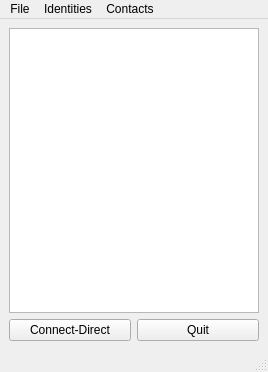
The window that ui/dchat.ui (berndhs/egalite) describes before a commit, drawn with Qt 5.
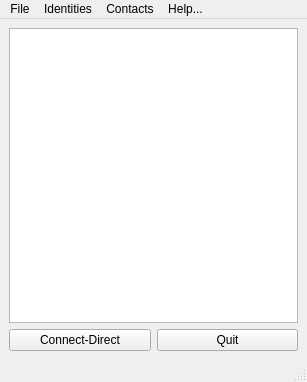
The same window after the commit. Icons and pictures are not drawn.

Commit message: added help, licence, credits, version

Diff of the .ui file:
```diff
--- a/ui/dchat.ui
+++ b/ui/dchat.ui
@@ -6,8 +6,8 @@
    <rect>
     <x>0</x>
     <y>0</y>
-    <width>268</width>
-    <height>372</height>
+    <width>307</width>
+    <height>382</height>
    </rect>
   </property>
   <property name="windowTitle">
@@ -75,7 +75,7 @@
     <rect>
      <x>0</x>
      <y>0</y>
-     <width>268</width>
+     <width>307</width>
      <height>21</height>
     </rect>
    </property>
@@ -101,9 +101,18 @@
     <addaction name="contactDirectAction"/>
     <addaction name="contactServerAction"/>
    </widget>
+   <widget class="QMenu" name="menuHelp">
+    <property name="title">
+     <string>Help...</string>
+    </property>
+    <addaction name="actionAbout"/>
+    <addaction name="actionManual"/>
+    <addaction name="actionLicense"/>
+   </widget>
    <addaction name="menuFile"/>
    <addaction name="menuIdentities"/>
    <addaction name="menuContacts"/>
+   <addaction name="menuHelp"/>
   </widget>
   <widget class="QStatusBar" name="statusbar"/>
   <action name="actionLog_In">
```
Left out of the diff: 15 changed lines with no effect on the pictures. The commit also changes 10 other files.
